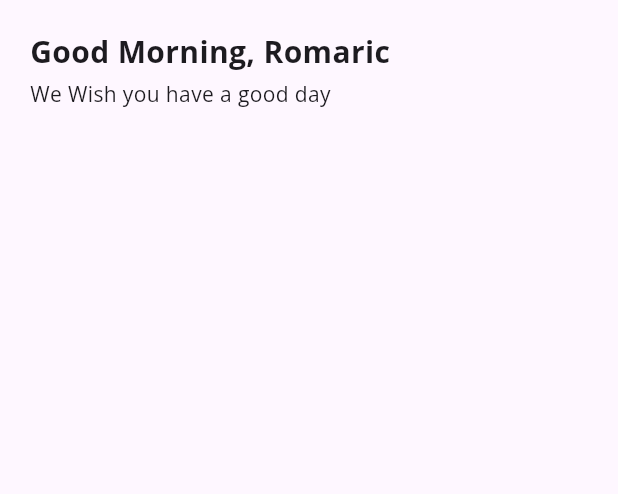
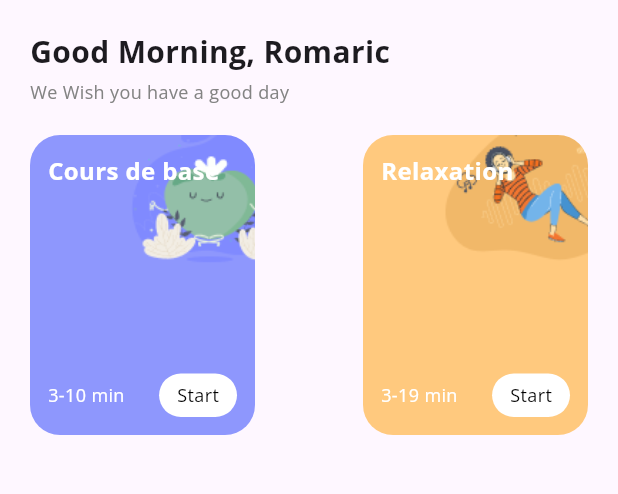
Before and after one commit to LaRoma1/Meditation-app-UI-Community-, a Flutter app: the HomeScreen screen opened by its route, on a phone screen of 412 x 824 dp, the part 135-629 px from its top. Run offline on Flutter 3.47's test engine with Material 3 defaults, Android fonts, the light colour scheme and no system bars; our stand-ins replace get.

Commit message:
Correction de l'orthographe de 'basiscourse' dans ImageConstants et ajout de nouveaux éléments d'interface dans l'écran d'accueil. Mise à jour de la taille de police et ajout de conteneurs pour les cours de base et de relaxation avec des boutons d'action.

```diff
--- a/lib/core/constants/image_constants.dart
+++ b/lib/core/constants/image_constants.dart
@@ -15,7 +15,7 @@ class ImageConstants {
   static const String happy = 'assets/images/happy.png';
   static const String perform = 'assets/images/perform.png';
   static const String anxiety = 'assets/images/anxiety.png';
-  static const String basicourse = 'assets/images/basicourse.png';
+  static const String basiscourse = 'assets/images/basiscourse.png';
   static const String relaxation = 'assets/images/relaxation.png';
 
 
--- a/lib/presentation/home/home_screen.dart
+++ b/lib/presentation/home/home_screen.dart
@@ -3,6 +3,7 @@ import 'package:get/get.dart';
 import 'package:meditation_app_ui_community/common/widgets/custom_button.dart';
 import 'package:meditation_app_ui_community/common/widgets/custom_text.dart';
 import 'package:meditation_app_ui_community/core/constants/image_constants.dart';
+import 'package:meditation_app_ui_community/core/utils/colors.dart';
 import 'package:meditation_app_ui_community/routes/app_routes.dart';
 
 class HomeScreen extends StatefulWidget {
@@ -55,11 +56,122 @@ class _HomeScreenState extends State<HomeScreen> {
               SizedBox(height: 4),
               CustomText(
                 text: 'We Wish you have a good day',
-                fontSize: 14,
+                fontSize: 12,
+                color: AppColors.grey,
                 fontWeight: FontWeight.w400,
               ),
               SizedBox(height: 20),
-
+              Row(
+                mainAxisAlignment: MainAxisAlignment.spaceBetween,
+                children: [
+                  Container(
+                    width: 150,
+                    height: 200,
+                    decoration: const BoxDecoration(
+                      borderRadius: BorderRadius.all(Radius.circular(20)),
+                      image: DecorationImage(
+                        image: AssetImage(ImageConstants.basiscourse),
+                        fit: BoxFit.cover,
+                      ),
+                    ),
+                    child: Padding(
+                      padding: const EdgeInsets.all(12.0),
+                      child: Column(
+                        crossAxisAlignment: CrossAxisAlignment.start,
+                        mainAxisAlignment: MainAxisAlignment.spaceBetween,
+                        children: [
+                          CustomText(
+                            text: 'Cours de base',
+                            color: Colors.white,
+                            fontSize: 16,
+                            fontWeight: FontWeight.bold,
+                          ),
+                          Row(
+                            mainAxisAlignment: MainAxisAlignment.spaceBetween,
+                            children: [
+                              CustomText(
+                                text: '3-10 min',
+                                color: Colors.white,
+                                fontSize: 12,
+                              ),
+                              InkWell(
+                                onTap: () {
+                                  // Action du bouton
+                                },
+                                child: Container(
+                                  padding: EdgeInsets.symmetric(horizontal: 12, vertical: 6),
+                                  decoration: BoxDecoration(
+                                    color: Colors.white,
+                                    borderRadius: BorderRadius.circular(15),
+                                  ),
+                                  child: CustomText(
+                                    text: 'Start',
+                                    color: Colors.black,
+                                    fontSize: 12,
+                                  ),
+                                ),
+                              ),
+                            ],
+                          ),
+                        ],
+                      ),
+                    ),
+                  ),
+                  Container(
+                    width: 150,
+                    height: 200,
+                    decoration: const BoxDecoration(
+                      borderRadius: BorderRadius.all(Radius.circular(20)),
+                      image: DecorationImage(
+                        image: AssetImage(ImageConstants.relaxation),
+                        fit: BoxFit.cover,
+                      ),
+                    ),
+                    child: Padding(
+                      padding: const EdgeInsets.all(12.0),
+                      child: Column(
+                        crossAxisAlignment: CrossAxisAlignment.start,
+                        mainAxisAlignment: MainAxisAlignment.spaceBetween,
+                        children: [
+                          CustomText(
+                            text: 'Relaxation',
+                            color: Colors.white,
+                            fontSize: 16,
+                            fontWeight: FontWeight.bold,
+                          ),
+                          Row(
+                            mainAxisAlignment: MainAxisAlignment.spaceBetween,
+                            children: [
+                              CustomText(
+                                text: '3-19 min',
+                                color: Colors.white,
+                                fontSize: 12,
+                              ),
+                              InkWell(
+                                onTap: () {
+                                  // Action du bouton
+                                },
+                                child: Container(
+                                  padding: EdgeInsets.symmetric(horizontal: 12, vertical: 6),
+                                  decoration: BoxDecoration(
+                                    color: Colors.white,
+                                    borderRadius: BorderRadius.circular(15),
+                                  ),
+                                  child: CustomText(
+                                    text: 'Start',
+                                    color: Colors.black,
+                                    fontSize: 12,
+                                  ),
+                                ),
+                              ),
+                            ],
+                          ),
+                        ],
+                      ),
+                    ),
+                  ),
+                ],
+              ),
             ],
           ),
         ),
```
Lines whose indentation alone changed are shown as unchanged.
